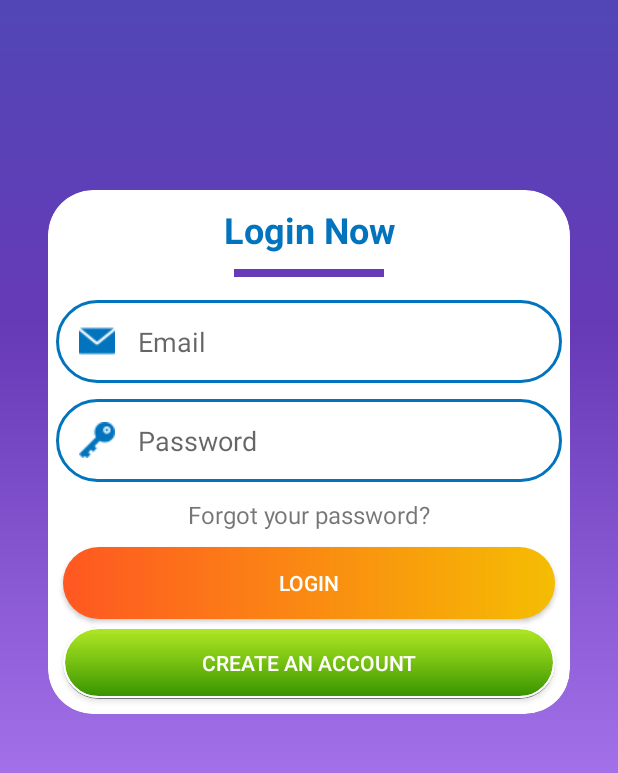
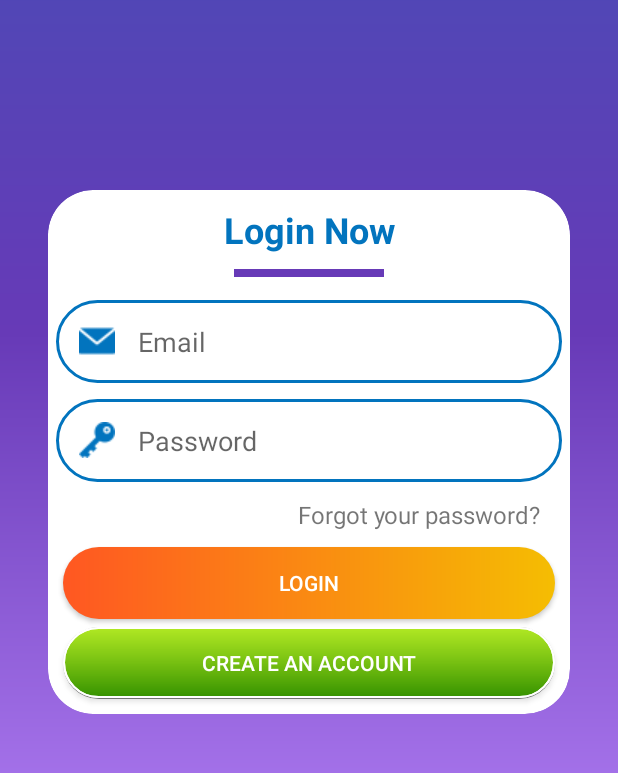
Before and after one commit to devmansh/LEarnKaro, an Android app: the screen it shows after launch (LoginActivity), on a phone screen of 412 x 824 dp, the part 285-1058 px from its top. Run offline under Robolectric (Android 15) with nearby library versions, the phone set to English and light mode, and no system bars; our stand-ins replace Firebase (no records; nobody signed in at launch, a user with empty details on screens opened directly); Roboto replaces fonts that are not available here.

Commit message:
Small Update

```diff
--- a/app/src/main/res/layout/activity_login.xml
+++ b/app/src/main/res/layout/activity_login.xml
@@ -97,7 +97,8 @@
                     android:layout_height="wrap_content"
                     android:layout_marginTop="5dp"
                     android:layout_marginBottom="5dp"
-                    android:gravity="center"
+                    android:gravity="right"
+                    android:paddingRight="20dp"
                     android:text="Forgot your password?"
                     android:textSize="16sp" />
 
--- a/app/src/main/res/layout/fragment_profile.xml
+++ b/app/src/main/res/layout/fragment_profile.xml
@@ -104,7 +104,7 @@
         android:paddingStart="20dp"
         android:paddingLeft="10dp"
         android:paddingRight="40dp"
-        android:text="Logout"
+        android:text="@string/update_profile"
         android:textColor="@color/color_white"
         app:layout_constraintEnd_toStartOf="@+id/button_logout"
         app:layout_constraintStart_toStartOf="@+id/passBox"
```
